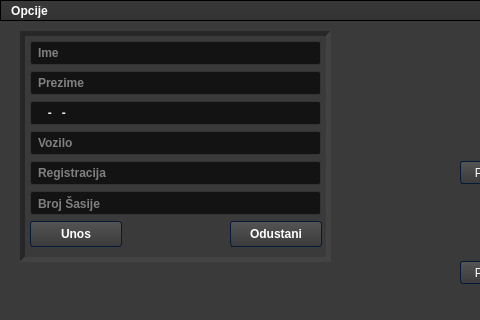
This is untitled.ui in 4ntim4tter/Budget-Flow as Qt 5 draws it before an edit; both pictures show x 0 to 480 and y 0 to 320 of the 1274 by 720 pixel window. The edited form follows.
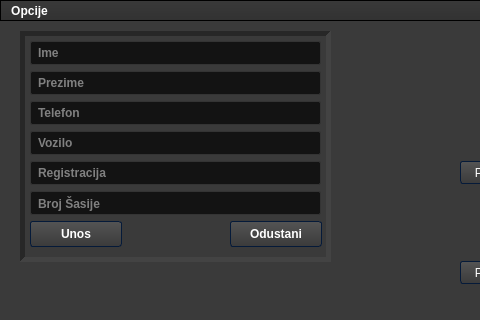
This is the edited form. Icons and pictures are not drawn.

```diff
--- a/untitled.ui
+++ b/untitled.ui
@@ -1222,9 +1222,6 @@
        <bold>true</bold>
       </font>
      </property>
-     <property name="inputMask">
-      <string>999-999-9999</string>
-     </property>
      <property name="maxLength">
       <number>12</number>
      </property>
```
Left out of the diff: 2 changed lines with no effect on the pictures.
